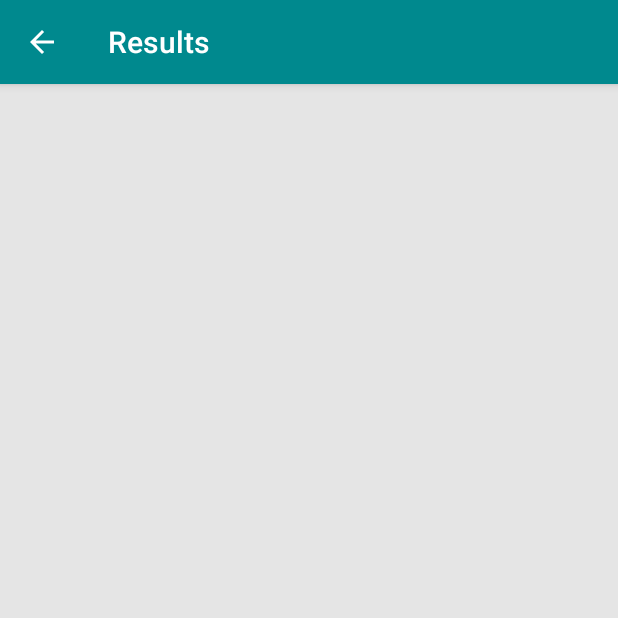
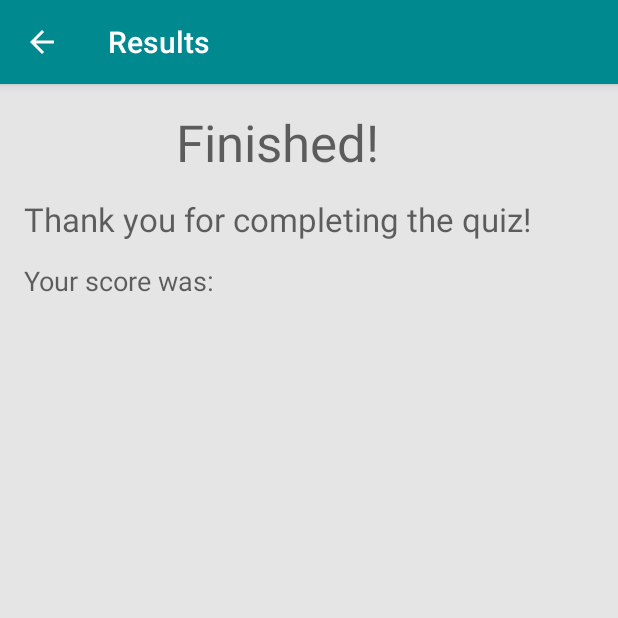
Before and after one commit to Hongyuanli/CS3892016team4, an Android app: the ResultsActivity screen opened directly, with no data from a screen before it, on a phone screen of 412 x 824 dp, the top half of it. Run offline under Robolectric (Android 15) with nearby library versions, the phone set to English and light mode, and no system bars.

Commit message:
added results page by @ocfico

```diff
--- a/app/src/main/res/layout/content_results.xml
+++ b/app/src/main/res/layout/content_results.xml
@@ -23,7 +23,44 @@
                 android:layout_width="wrap_content"
                 android:layout_height="wrap_content"
                 android:textAppearance="?android:attr/textAppearanceMedium"
+                android:text="Finished!"
+                android:id="@+id/textView3"
+                android:textSize="34dp"
+                android:layout_alignWithParentIfMissing="false"
+                android:layout_alignParentTop="true"
+                android:layout_centerHorizontal="true" />
+
+            <TextView
+                android:layout_width="wrap_content"
+                android:layout_height="wrap_content"
+                android:textAppearance="?android:attr/textAppearanceMedium"
+                android:text="Thank you for completing the quiz!"
+                android:id="@+id/textView2"
+                android:layout_below="@+id/textView3"
+                android:layout_alignParentLeft="true"
+                android:layout_alignParentStart="true"
+                android:layout_marginTop="14dp"
+                android:textSize="22dp"
+                android:layout_alignParentTop="false" />
+
+            <TextView
+                android:layout_width="wrap_content"
+                android:layout_height="wrap_content"
+                android:textAppearance="?android:attr/textAppearanceMedium"
+                android:text="Your score was: "
+                android:id="@+id/textView1"
+                android:layout_below="@+id/textView2"
+                android:layout_alignParentLeft="true"
+                android:layout_alignParentStart="true"
+                android:layout_marginTop="14dp"
+                android:textAlignment="center" />
+
+            <TextView
+                android:layout_width="wrap_content"
+                android:layout_height="wrap_content"
+                android:textAppearance="?android:attr/textAppearanceMedium"
                 android:id="@+id/textViewResults"
+                android:layout_below="@+id/textView1"
                 android:layout_alignParentTop="true"
                 android:layout_alignParentLeft="true"
                 android:layout_alignParentStart="true" />
```
